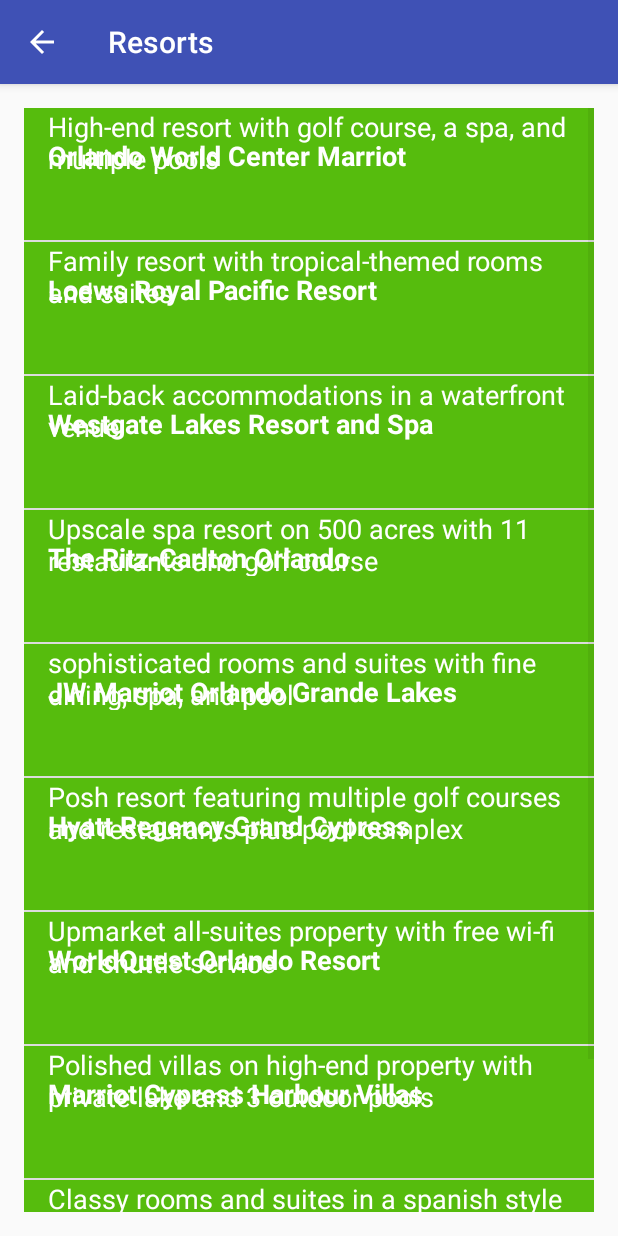
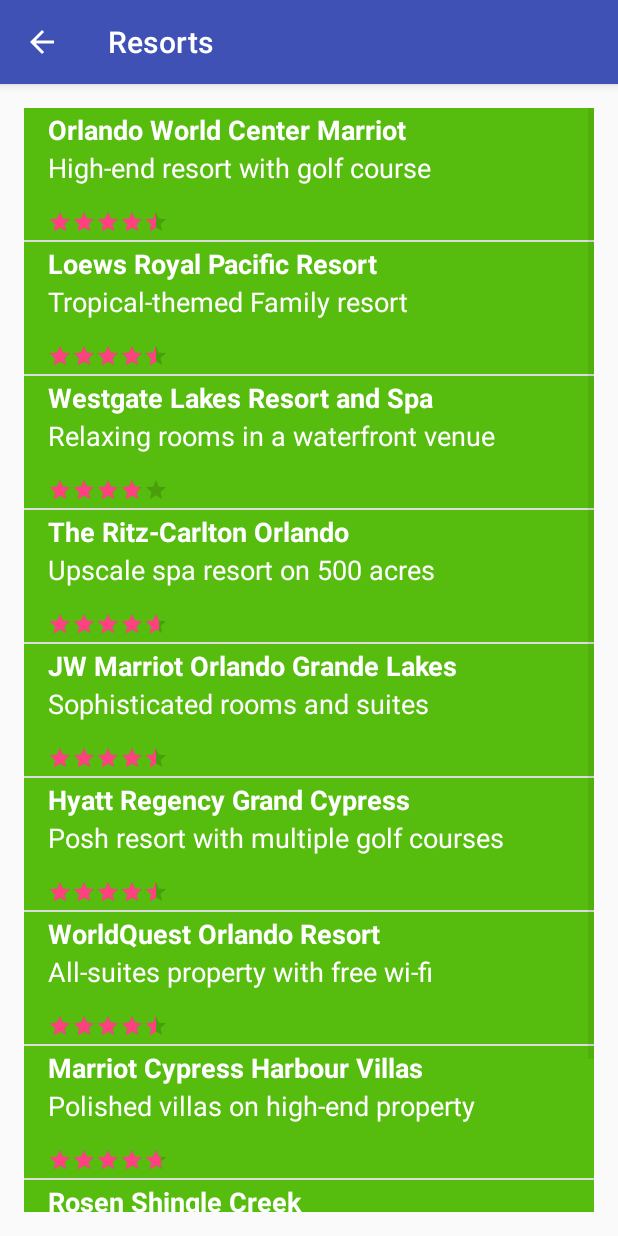
Before and after one commit to Ed-Ramos/TourGuideApp, an Android app: the ResortsActivity screen opened directly, with no data from a screen before it, on a phone screen of 412 x 824 dp. Run offline under Robolectric (Android 15) with nearby library versions, the phone set to English and light mode, and no system bars.

Commit message:
Added ratings bar, updated location information

```diff
--- a/app/src/main/java/com/example/android/tourguideapp/Location.java
+++ b/app/src/main/java/com/example/android/tourguideapp/Location.java
@@ -10,6 +10,8 @@ public class Location {
 
     private String mInfo;
 
+    private float mRating = 0;
+
     /** Image resource ID for the location */
     private int mImageResourceId = NO_IMAGE_PROVIDED;
 
@@ -19,6 +21,7 @@ public class Location {
     public Location(String Name, String Info) {
         mName = Name;
         mInfo = Info;
+
     }
 
     public Location(String Name, String Info, int ImageResourceId) {
@@ -28,6 +31,12 @@ public class Location {
 
     }
 
+    public Location(String Name, String Info, float Rating) {
+        mName = Name;
+        mInfo = Info;
+        mRating = Rating;
+
+    }
     /* get the location name */
     public String getName() {
         return mName;
@@ -47,6 +56,10 @@ public class Location {
     }
 
 
+    public float getRating() {
+        return mRating;
+    }
+
     /**
      * Returns whether or not there is an image for this word.
      */
@@ -55,4 +68,8 @@ public class Location {
 
     }
 
+    public boolean hasRating() {
+        return mRating != 0;
+    }
+
 }
--- a/app/src/main/java/com/example/android/tourguideapp/LocationAdapter.java
+++ b/app/src/main/java/com/example/android/tourguideapp/LocationAdapter.java
@@ -7,6 +7,7 @@ import android.view.View;
 import android.view.ViewGroup;
 import android.widget.ArrayAdapter;
 import android.widget.ImageView;
+import android.widget.RatingBar;
 import android.widget.TextView;
 
 import java.util.ArrayList;
@@ -65,6 +66,15 @@ public class LocationAdapter extends ArrayAdapter<Location> {
             imageView.setVisibility(View.GONE);
         }
 
+        RatingBar ratingbar = (RatingBar) listItemView.findViewById(R.id.rating_bar);
+
+        if (currentLocation.hasRating()) {
+            ratingbar.setRating(currentLocation.getRating());
+            ratingbar.setVisibility(View.VISIBLE);
+        } else {
+            ratingbar.setVisibility(View.GONE);
+        }
+
         // Set the theme color for the list item
         View textContainer = listItemView.findViewById(R.id.text_container);
         // Find the color that the resource ID maps to
--- a/app/src/main/java/com/example/android/tourguideapp/ResortsActivity.java
+++ b/app/src/main/java/com/example/android/tourguideapp/ResortsActivity.java
@@ -16,16 +16,16 @@ public class ResortsActivity extends AppCompatActivity {
         /* create a new list of resort locations */
         ArrayList<Location> locations = new ArrayList<Location>();
 
-        locations.add(new Location(getString(R.string.resort1),getString(R.string.resort1_info)));
-        locations.add(new Location(getString(R.string.resort2),getString(R.string.resort2_info)));
-        locations.add(new Location(getString(R.string.resort3),getString(R.string.resort3_info)));
-        locations.add(new Location(getString(R.string.resort4),getString(R.string.resort4_info)));
-        locations.add(new Location(getString(R.string.resort5),getString(R.string.resort5_info)));
-        locations.add(new Location(getString(R.string.resort6),getString(R.string.resort6_info)));
-        locations.add(new Location(getString(R.string.resort7),getString(R.string.resort7_info)));
-        locations.add(new Location(getString(R.string.resort8),getString(R.string.resort8_info)));
-        locations.add(new Location(getString(R.string.resort9),getString(R.string.resort9_info)));
-        locations.add(new Location(getString(R.string.resort10),getString(R.string.resort10_info)));
+        locations.add(new Location(getString(R.string.resort1),getString(R.string.resort1_info),4.2f));
+        locations.add(new Location(getString(R.string.resort2),getString(R.string.resort2_info), 4.5f));
+        locations.add(new Location(getString(R.string.resort3),getString(R.string.resort3_info), 3.8f));
+        locations.add(new Location(getString(R.string.resort4),getString(R.string.resort4_info), 4.6f));
+        locations.add(new Location(getString(R.string.resort5),getString(R.string.resort5_info), 4.5f));
+        locations.add(new Location(getString(R.string.resort6),getString(R.string.resort6_info), 4.5f));
+        locations.add(new Location(getString(R.string.resort7),getString(R.string.resort7_info), 4.5f));
+        locations.add(new Location(getString(R.string.resort8),getString(R.string.resort8_info), 4.7f));
+        locations.add(new Location(getString(R.string.resort9),getString(R.string.resort9_info), 4.5f));
+        locations.add(new Location(getString(R.string.resort10),getString(R.string.resort10_info), 4.4f));
 
         LocationAdapter  adapter =
                 new LocationAdapter(this,locations,R.color.category_resorts);
--- a/app/src/main/res/layout/list_item.xml
+++ b/app/src/main/res/layout/list_item.xml
@@ -8,6 +8,7 @@
     android:background="@color/tan_background">
 
     <ImageView
+        android:contentDescription="@string/image_of_location"
         android:id="@+id/image"
         android:layout_width="@dimen/list_item_height"
         android:layout_height="@dimen/list_item_height" />
@@ -17,42 +18,49 @@
         android:layout_width="match_parent"
         android:layout_height="@dimen/list_item_height"
         android:layout_alignParentBottom="true"
+        android:layout_alignParentEnd="true"
         android:layout_alignParentRight="true"
         android:layout_alignParentTop="true"
+        android:layout_toEndOf="@+id/image"
         android:layout_toRightOf="@+id/image"
         android:orientation="vertical"
-        android:paddingLeft="16dp">
+        android:paddingLeft="16dp"
+        android:paddingRight="8dp"
+        android:paddingEnd="8dp"
+        android:paddingStart="16dp">
 
     <TextView
         android:id="@+id/name_text_view"
         android:layout_width="match_parent"
-        android:layout_height="44dp"
-        android:layout_weight="1"
-        android:gravity="bottom"
+        android:layout_height="26dp"
+        android:gravity="top"
         android:textAppearance="?android:textAppearanceMedium"
         android:textColor="@android:color/white"
         android:textStyle="bold"
+        android:paddingTop="2dp"
         tools:text="Resort1" />
 
     <TextView
         android:id="@+id/info_text_view"
         android:layout_width="match_parent"
-        android:layout_height="44dp"
-        android:layout_weight="1"
+        android:layout_height="42dp"
+        android:paddingTop="1dp"
+        android:layout_below="@id/name_text_view"
         android:gravity="top"
         android:textAppearance="?android:textAppearanceMedium"
         android:textColor="@android:color/white"
         tools:text="info1" />
 
-     <!--
+
     <RatingBar
         android:id="@+id/rating_bar"
         style="?android:attr/ratingBarStyleSmall"
         android:layout_width="wrap_content"
-        android:layout_height="wrap_content"
+        android:layout_height="18dp"
+        android:layout_below="@id/info_text_view"
         android:numStars="5"
-        android:rating="2.5"
-        android:stepSize="0.5" />  -->
+        tools:rating="2.5"
+        android:stepSize="0.1" />
 
         <View
             android:layout_width="match_parent"
--- a/app/src/main/res/values/strings.xml
+++ b/app/src/main/res/values/strings.xml
@@ -13,53 +13,56 @@
     <!-- Category name for the entertainment Category [CHAR LIMIT=20] -->
     <string name="category_entertainment">Entertainment</string>
 
+    <!-- Content Description for Imageview-->
+    <string name="image_of_location">Image of Location</string>
+
     <!-- Theme Park names and information -->
     <string name="theme_park1">Animal Kingdom</string>
-    <string name="theme_park_info1">Animal Kingdom</string>
+    <string name="theme_park_info1">Animal encounters-safaris-shows</string>
     <string name="theme_park2">Aquatica</string>
-    <string name="theme_park_info2">Aquatica</string>
+    <string name="theme_park_info2">Marine life shows and thrill rides</string>
     <string name="theme_park3">Bizzard Beach</string>
-    <string name="theme_park_info3">Bizzard Beach</string>
+    <string name="theme_park_info3">Aquatic playground- Lazy river</string>
     <string name="theme_park4">Disney Hollywood Studios</string>
-    <string name="theme_park_info4">Disney Hollywood Studios</string>
+    <string name="theme_park_info4">Film-centric theme park-Thrill rides</string>
     <string name="theme_park5">Epcot</string>
-    <string name="theme_park_info5">Epcot</string>
+    <string name="theme_park_info5">Educational disney park</string>
     <string name="theme_park6">GatorLand</string>
-    <string name="theme_park_info6">GatorLand</string>
+    <string name="theme_park_info6">Alligator and snake shows-Petting zoo</string>
     <string name="theme_park7">Holy Land Experience</string>
-    <string name="theme_park_info7">Holy Land Experience</string>
+    <string name="theme_park_info7">Christian history exibits-Shows</string>
     <string name="theme_park8">Islands Of Adventure</string>
-    <string name="theme_park_info8">Islands Of Adventure</string>
+    <string name="theme_park_info8">Extreme thrill rides</string>
     <string name="theme_park9">Magic Kingdom</string>
-    <string name="theme_park_info9">Magic Kingdom</string>
+    <string name="theme_park_info9">Classic atrractions-Fireworks</string>
     <string name="theme_park10">Seaworld</string>
-    <string name="theme_park_info10">Seaworld</string>
+    <string name="theme_park_info10">Marine life shows-Fun rides</string>
     <string name="theme_park11">Typhoon Lagoon</string>
-    <string name="theme_park_info11">Typhoon Lagoon</string>
+    <string name="theme_park_info11">Beach-style swimming-Slides</string>
     <string name="theme_park12">WetnWild</string>
-    <string name="theme_park_info12">WetnWild</string>
+    <string name="theme_park_info12">Thrill slides-Wave pool</string>
 
     <!-- Resorts names and information -->
     <string name="resort1">Orlando World Center Marriot</string>
-    <string name="resort1_info">High-end resort with golf course, a spa, and multiple pools</string>
+    <string name="resort1_info">High-end resort with golf course</string>
     <string name="resort2">Loews Royal Pacific Resort</string>
-    <string name="resort2_info">Family resort with tropical-themed rooms and suites</string>
+    <string name="resort2_info">Tropical-themed Family resort</string>
     <string name="resort3">Westgate Lakes Resort and Spa</string>
-    <string name="resort3_info">Laid-back accommodations in a waterfront venue</string>
+    <string name="resort3_info">Relaxing rooms in a waterfront venue</string>
     <string name="resort4">The Ritz-Carlton Orlando</string>
-    <string name="resort4_info">Upscale spa resort on 500 acres with 11 restaurants and golf course</string>
+    <string name="resort4_info">Upscale spa resort on 500 acres</string>
     <string name="resort5">JW Marriot Orlando Grande Lakes</string>
-    <string name="resort5_info">sophisticated rooms and suites with fine dining, spa, and pool</string>
+    <string name="resort5_info">Sophisticated rooms and suites</string>
     <string name="resort6">Hyatt Regency Grand Cypress</string>
-    <string name="resort6_info">Posh resort featuring multiple golf courses and restaurants plus pool complex</string>
+    <string name="resort6_info">Posh resort with multiple golf courses</string>
     <string name="resort7">WorldQuest Orlando Resort</string>
-    <string name="resort7_info">Upmarket all-suites property with free wi-fi and shuttle service</string>
+    <string name="resort7_info">All-suites property with free wi-fi</string>
     <string name="resort8">Marriot Cypress Harbour Villas</string>
-    <string name="resort8_info">Polished villas on high-end property with private lake and 3 outdoor pools</string>
+    <string name="resort8_info">Polished villas on high-end property</string>
     <string name="resort9">Rosen Shingle Creek</string>
-    <string name="resort9_info">Classy rooms and suites in a spanish style resort plus 4 heated pools</string>
+    <string name="resort9_info">Spanish style resort-heated pools</string>
     <string name="resort10">Hilton Orlando Bonnet Creek</string>
-    <string name="resort10_info">Contemporary resort hotel with a 3-acre pool and lazy river</string>
+    <string name="resort10_info">Modern resort with a 3-acre pool</string>
 
     <!-- Golf Course names and information -->
 
```
